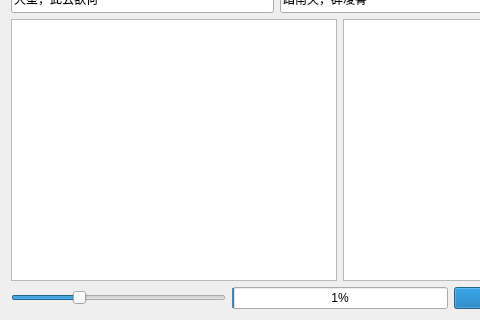
Old version of the form template-qt/gui/WidgetsShower.ui in the repository xtuer/template-app; both pictures show x 0 to 480 and y 89 to 409 of the 680 by 409 pixel window.
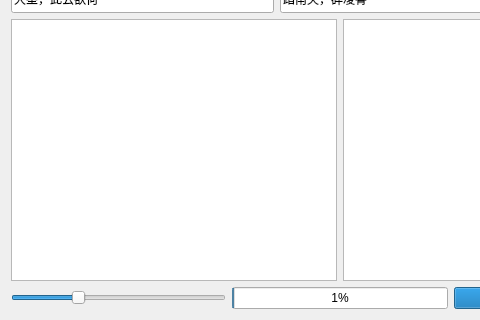
New version of the form.

```diff
--- a/template-qt/gui/WidgetsShower.ui
+++ b/template-qt/gui/WidgetsShower.ui
@@ -186,6 +186,9 @@
     <layout class="QHBoxLayout" name="horizontalLayout">
      <item>
       <widget class="QSlider" name="horizontalSlider">
+       <property name="maximum">
+        <number>100</number>
+       </property>
        <property name="value">
         <number>30</number>
        </property>
```
